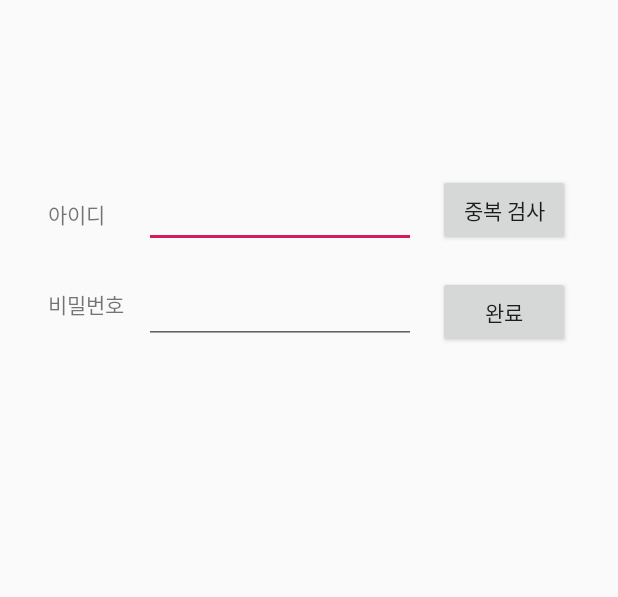
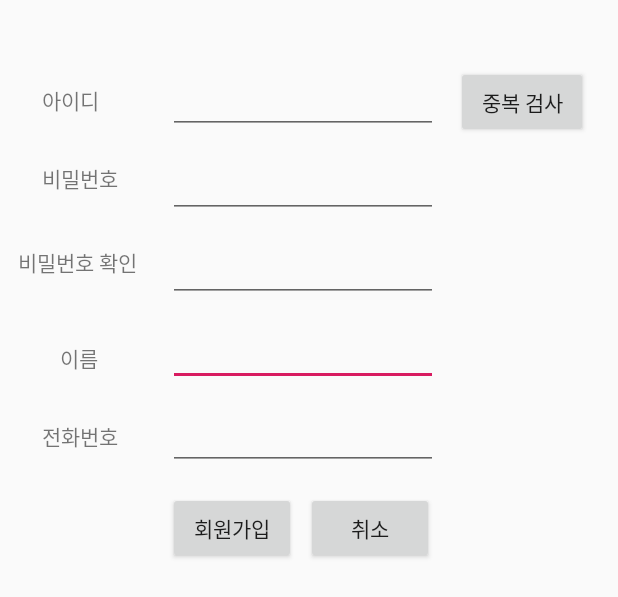
Before and after one commit to tear94fall/CapstoneDesignAndroid, an Android app: the layout activity_register.xml on its own in the app's theme, with its tools: preview values and no code run, on a phone screen of 412 x 824 dp. Shown: the top 597 px of the screen. Run offline under Robolectric (Android 15) with nearby library versions, the phone set to English and light mode, and no system bars.

Commit message:
회원 가입 ui 변경

```diff
--- a/app/src/main/res/layout/activity_register.xml
+++ b/app/src/main/res/layout/activity_register.xml
@@ -7,21 +7,96 @@
     android:layout_height="match_parent">
 
     <TextView
+        android:id="@+id/userNameText3"
+        android:layout_width="wrap_content"
+        android:layout_height="wrap_content"
+        android:layout_marginStart="12dp"
+        android:layout_marginTop="164dp"
+        android:text="비밀번호 확인"
+        app:layout_constraintStart_toStartOf="parent"
+        app:layout_constraintTop_toTopOf="parent" />
+
+    <Button
+        android:id="@+id/register_Cancel"
+        android:layout_width="85dp"
+        android:layout_height="48dp"
+        android:layout_marginStart="204dp"
+        android:layout_marginTop="328dp"
+        android:text="취소"
+        app:layout_constraintStart_toStartOf="parent"
+        app:layout_constraintTop_toTopOf="parent" />
+
+    <TextView
+        android:id="@+id/userTelText"
+        android:layout_width="wrap_content"
+        android:layout_height="wrap_content"
+        android:layout_marginStart="28dp"
+        android:layout_marginTop="280dp"
+        android:text="전화번호"
+        app:layout_constraintStart_toStartOf="parent"
+        app:layout_constraintTop_toTopOf="parent" />
+
+    <EditText
+        android:id="@+id/UserNameInput"
+        android:layout_width="180dp"
+        android:layout_height="wrap_content"
+        android:layout_marginStart="112dp"
+        android:layout_marginTop="212dp"
+        android:ems="10"
+        android:inputType="textPersonName"
+        app:layout_constraintStart_toStartOf="parent"
+        app:layout_constraintTop_toTopOf="parent" />
+
+    <EditText
+        android:id="@+id/userPWCheckInput"
+        android:layout_width="180dp"
+        android:layout_height="wrap_content"
+        android:layout_marginStart="112dp"
+        android:layout_marginTop="156dp"
+        android:ems="10"
+        android:inputType="textPersonName"
+        app:layout_constraintStart_toStartOf="parent"
+        app:layout_constraintTop_toTopOf="parent" />
+
+    <EditText
+        android:id="@+id/userTelInput"
+        android:layout_width="180dp"
+        android:layout_height="wrap_content"
+        android:layout_marginStart="112dp"
+        android:layout_marginTop="268dp"
+        android:ems="10"
+        android:inputType="textPersonName"
+        android:selectAllOnFocus="false"
+        android:singleLine="false"
+        app:layout_constraintStart_toStartOf="parent"
+        app:layout_constraintTop_toTopOf="parent" />
+
+    <TextView
+        android:id="@+id/userNameText"
+        android:layout_width="wrap_content"
+        android:layout_height="wrap_content"
+        android:layout_marginStart="40dp"
+        android:layout_marginTop="228dp"
+        android:text="이름"
+        app:layout_constraintStart_toStartOf="parent"
+        app:layout_constraintTop_toTopOf="parent" />
+
+    <TextView
         android:id="@+id/UserIDText"
         android:layout_width="wrap_content"
         android:layout_height="wrap_content"
-        android:layout_marginStart="32dp"
-        android:layout_marginTop="132dp"
+        android:layout_marginStart="28dp"
+        android:layout_marginTop="56dp"
         android:text="아이디"
         app:layout_constraintStart_toStartOf="parent"
         app:layout_constraintTop_toTopOf="parent" />
 
     <EditText
         android:id="@+id/UserIDInput"
-        android:layout_width="181dp"
+        android:layout_width="180dp"
         android:layout_height="wrap_content"
-        android:layout_marginStart="96dp"
-        android:layout_marginTop="120dp"
+        android:layout_marginStart="112dp"
+        android:layout_marginTop="44dp"
         android:ems="10"
         android:inputType="textPersonName"
         app:layout_constraintStart_toStartOf="parent"
@@ -29,10 +104,10 @@
 
     <EditText
         android:id="@+id/UserPWInput"
-        android:layout_width="181dp"
+        android:layout_width="180dp"
         android:layout_height="wrap_content"
-        android:layout_marginStart="96dp"
-        android:layout_marginTop="184dp"
+        android:layout_marginStart="112dp"
+        android:layout_marginTop="100dp"
         android:ems="10"
         android:inputType="textPersonName"
         app:layout_constraintStart_toStartOf="parent"
@@ -42,19 +117,19 @@
         android:id="@+id/UserPWText"
         android:layout_width="wrap_content"
         android:layout_height="wrap_content"
-        android:layout_marginStart="32dp"
-        android:layout_marginTop="192dp"
+        android:layout_marginStart="28dp"
+        android:layout_marginTop="108dp"
         android:text="비밀번호"
         app:layout_constraintStart_toStartOf="parent"
         app:layout_constraintTop_toTopOf="parent" />
 
     <Button
         android:id="@+id/Register_Request"
-        android:layout_width="wrap_content"
+        android:layout_width="85dp"
         android:layout_height="wrap_content"
-        android:layout_marginStart="292dp"
-        android:layout_marginTop="184dp"
-        android:text="완료"
+        android:layout_marginStart="112dp"
+        android:layout_marginTop="328dp"
+        android:text="회원가입"
         app:layout_constraintStart_toStartOf="parent"
         app:layout_constraintTop_toTopOf="parent" />
 
@@ -62,8 +137,8 @@
         android:id="@+id/ID_Check"
         android:layout_width="wrap_content"
         android:layout_height="wrap_content"
-        android:layout_marginStart="292dp"
-        android:layout_marginTop="116dp"
+        android:layout_marginStart="304dp"
+        android:layout_marginTop="44dp"
         android:text="중복 검사"
         app:layout_constraintStart_toStartOf="parent"
         app:layout_constraintTop_toTopOf="parent" />
```
